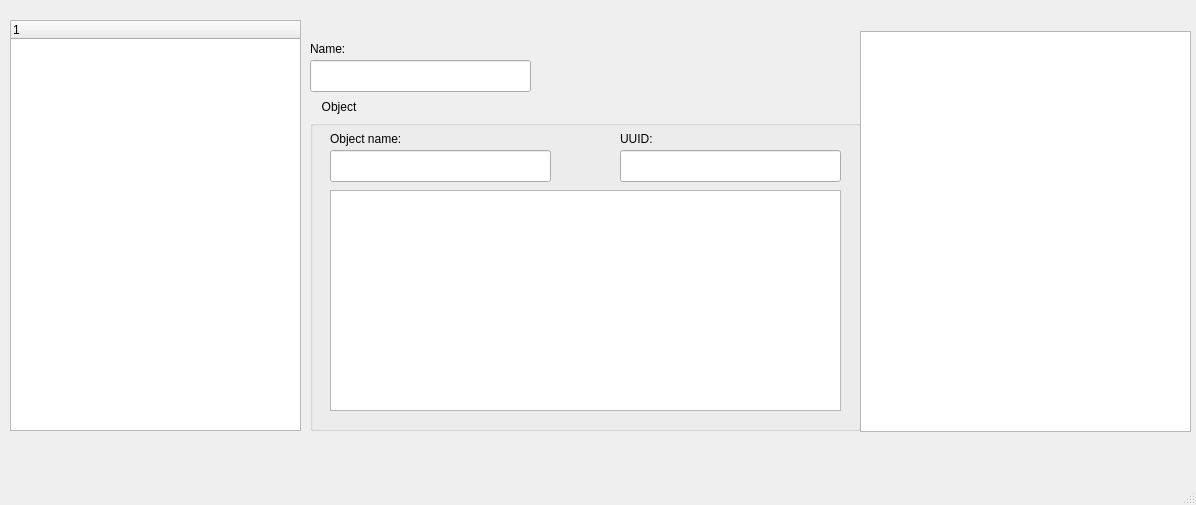
Old version of the form IoTPlatform/CentriaIoTPlatformUI/mainwindow.ui in the repository centriasmartcampus/repositorycentriasmartcampus.
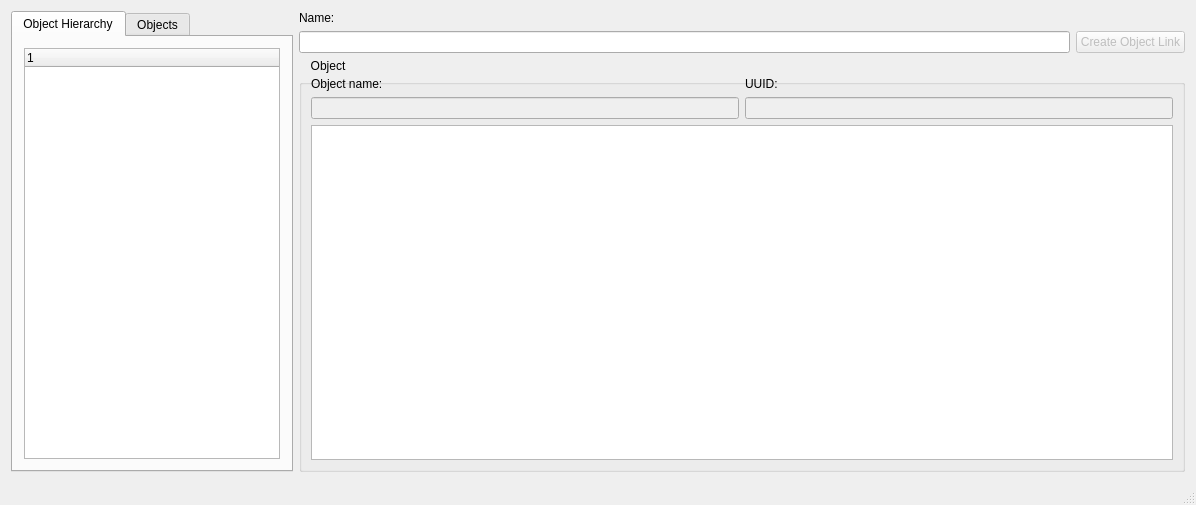
New version of the form.

Diff of the .ui file:
```diff
--- a/IoTPlatform/CentriaIoTPlatformUI/mainwindow.ui
+++ b/IoTPlatform/CentriaIoTPlatformUI/mainwindow.ui
@@ -26,53 +26,83 @@
                             }</string>
   </property>
   <widget class="QWidget" name="centralWidget">
-   <widget class="QLabel" name="labelObjectHierarchyName">
-    <property name="geometry">
-     <rect>
-      <x>310</x>
-      <y>40</y>
-      <width>141</width>
-      <height>18</height>
-     </rect>
-    </property>
-    <property name="text">
-     <string>Name:</string>
-    </property>
-   </widget>
+   <layout class="QHBoxLayout" name="horizontalLayout_3">
+    <item>
+     <widget class="QTabWidget" name="tabWidget">
+      <property name="sizePolicy">
+       <sizepolicy hsizetype="Fixed" vsizetype="Expanding">
+        <horstretch>0</horstretch>
+        <verstretch>0</verstretch>
+       </sizepolicy>
+      </property>
+      <property name="currentIndex">
+       <number>0</number>
+      </property>
+      <widget class="QWidget" name="tabHierarchy">
+       <attribute name="title">
+        <string>Object Hierarchy</string>
+       </attribute>
+       <layout class="QVBoxLayout" name="verticalLayout_6">
+        <item>
    <widget class="QTreeWidget" name="treeWidgetObjectHierarchy">
-    <property name="geometry">
-     <rect>
-      <x>10</x>
-      <y>20</y>
-      <width>291</width>
-      <height>411</height>
-     </rect>
-    </property>
     <column>
      <property name="text">
       <string notr="true">1</string>
      </property>
     </column>
    </widget>
-   <widget class="QLineEdit" name="lineEditObjectHierarchyName">
+        </item>
+       </layout>
+      </widget>
+      <widget class="QWidget" name="tabObjects">
+       <attribute name="title">
+        <string>Objects</string>
+       </attribute>
+       <widget class="QTableView" name="tableViewObject">
     <property name="geometry">
      <rect>
-      <x>310</x>
-      <y>60</y>
+          <x>20</x>
+          <y>20</y>
       <width>221</width>
-      <height>32</height>
+          <height>291</height>
      </rect>
     </property>
    </widget>
+      </widget>
+     </widget>
+    </item>
+    <item>
+     <layout class="QVBoxLayout" name="verticalLayout_5">
+      <item>
+       <layout class="QVBoxLayout" name="verticalLayout_4">
+        <item>
+         <widget class="QLabel" name="labelObjectHierarchyName">
+          <property name="text">
+           <string>Name:</string>
+          </property>
+         </widget>
+        </item>
+        <item>
+         <layout class="QHBoxLayout" name="horizontalLayout_2">
+          <item>
+           <widget class="QLineEdit" name="lineEditObjectHierarchyName"/>
+          </item>
+          <item>
+           <widget class="QPushButton" name="pushButtonCreateObjectLink">
+            <property name="enabled">
+             <bool>false</bool>
+            </property>
+            <property name="text">
+             <string>Create Object Link</string>
+            </property>
+           </widget>
+          </item>
+         </layout>
+        </item>
+       </layout>
+      </item>
+      <item>
    <widget class="QGroupBox" name="groupBoxObject">
-    <property name="geometry">
-     <rect>
-      <x>310</x>
-      <y>100</y>
-      <width>551</width>
-      <height>331</height>
-     </rect>
-    </property>
     <property name="styleSheet">
      <string notr="true">
 
@@ -81,73 +111,56 @@
     <property name="title">
      <string>Object</string>
     </property>
+        <layout class="QVBoxLayout" name="verticalLayout_3">
+         <item>
+          <layout class="QHBoxLayout" name="horizontalLayout">
+           <item>
+            <layout class="QVBoxLayout" name="verticalLayout">
+             <item>
     <widget class="QLabel" name="labelObjectName">
-     <property name="geometry">
-      <rect>
-       <x>20</x>
-       <y>30</y>
-       <width>111</width>
-       <height>18</height>
-      </rect>
-     </property>
      <property name="text">
       <string>Object name:</string>
      </property>
     </widget>
+             </item>
+             <item>
     <widget class="QLineEdit" name="lineEditObjecName">
-     <property name="geometry">
-      <rect>
-       <x>20</x>
-       <y>50</y>
-       <width>221</width>
-       <height>32</height>
-      </rect>
-     </property>
-    </widget>
-    <widget class="QTableWidget" name="tableWidget">
-     <property name="geometry">
-      <rect>
-       <x>20</x>
-       <y>90</y>
-       <width>511</width>
-       <height>221</height>
-      </rect>
-     </property>
-    </widget>
-    <widget class="QLineEdit" name="lineEditObjecUUID">
-     <property name="geometry">
-      <rect>
-       <x>310</x>
-       <y>50</y>
-       <width>221</width>
-       <height>32</height>
-      </rect>
-     </property>
-    </widget>
+               <property name="enabled">
+                <bool>false</bool>
+               </property>
+              </widget>
+             </item>
+            </layout>
+           </item>
+           <item>
+            <layout class="QVBoxLayout" name="verticalLayout_2">
+             <item>
     <widget class="QLabel" name="labelObjectUUID">
-     <property name="geometry">
-      <rect>
-       <x>310</x>
-       <y>30</y>
-       <width>111</width>
-       <height>18</height>
-      </rect>
-     </property>
      <property name="text">
       <string>UUID:</string>
      </property>
     </widget>
-   </widget>
-   <widget class="QTableView" name="tableViewObject">
-    <property name="geometry">
-     <rect>
-      <x>860</x>
-      <y>31</y>
-      <width>331</width>
-      <height>401</height>
-     </rect>
-    </property>
-   </widget>
+             </item>
+             <item>
+              <widget class="QLineEdit" name="lineEditObjecUUID">
+               <property name="enabled">
+                <bool>false</bool>
+               </property>
+              </widget>
+             </item>
+            </layout>
+           </item>
+          </layout>
+         </item>
+         <item>
+          <widget class="QTableWidget" name="tableWidget"/>
+         </item>
+        </layout>
+       </widget>
+      </item>
+     </layout>
+    </item>
+   </layout>
   </widget>
   <widget class="QMenuBar" name="menuBar">
    <property name="geometry">
```
Left out of the diff: 4 changed lines with no effect on the pictures. Lines whose indentation alone changed are shown as unchanged.
